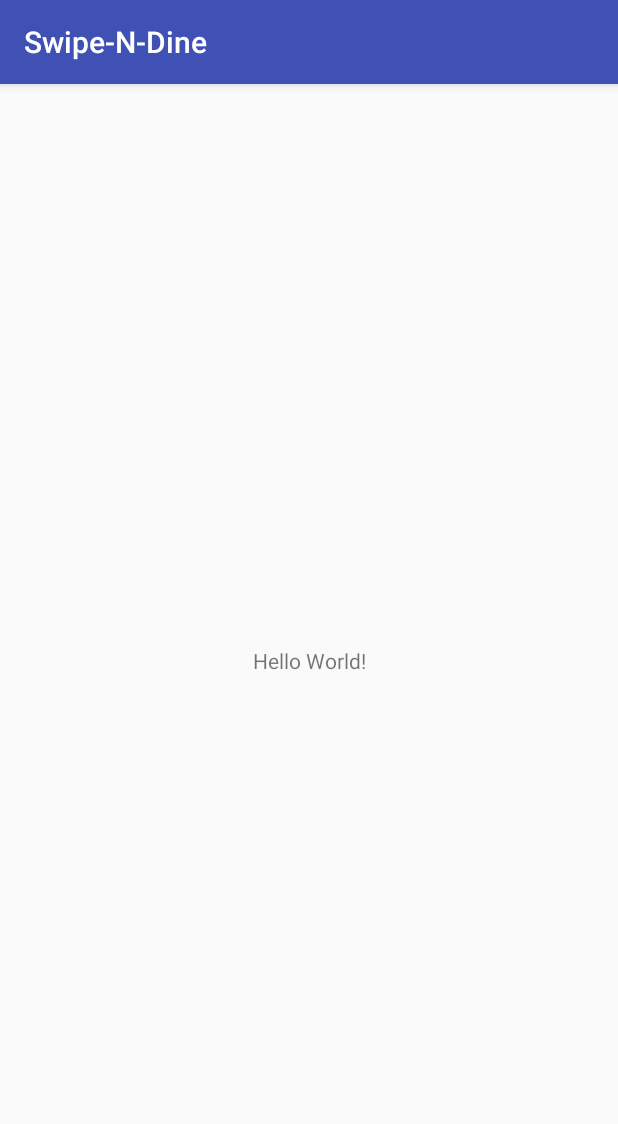
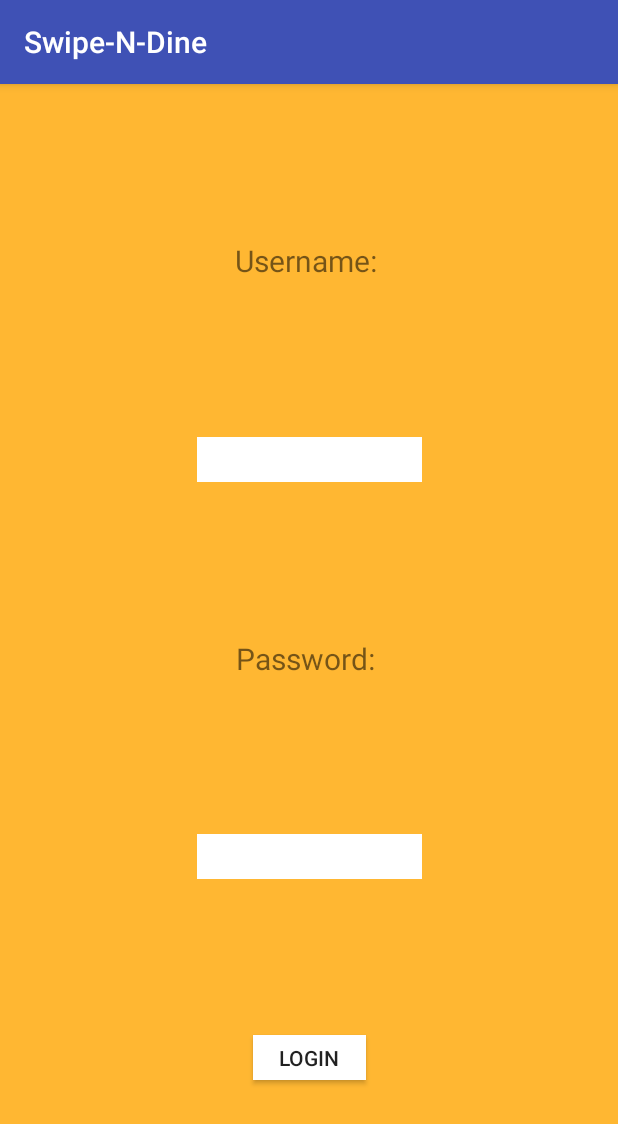
Before and after one commit to jjohansen123/Swipe-N-Dine, an Android app: the screen it shows after launch (MainActivity), on a phone screen of 412 x 824 dp. Shown: the top 1124 px of the screen. Run offline under Robolectric (Android 15) with nearby library versions, the phone set to English and light mode, and no system bars.

Commit message:
Prototype Login Page

```diff
--- a/app/build.gradle
+++ b/app/build.gradle
@@ -2,7 +2,6 @@ apply plugin: 'com.android.application'
 
 android {
     compileSdkVersion 25
-    buildToolsVersion "25.0.3"
     defaultConfig {
         applicationId "com.example.cst438_hungry_hungry_programmers.swipe_n_dine"
         minSdkVersion 15
@@ -17,6 +16,7 @@ android {
             proguardFiles getDefaultProguardFile('proguard-android.txt'), 'proguard-rules.pro'
         }
     }
+    buildToolsVersion '26.0.2'
 }
 
 dependencies {
--- a/app/src/main/java/com/example/cst438_hungry_hungry_programmers/swipe_n_dine/MainActivity.java
+++ b/app/src/main/java/com/example/cst438_hungry_hungry_programmers/swipe_n_dine/MainActivity.java
@@ -2,12 +2,22 @@ package com.example.cst438_hungry_hungry_programmers.swipe_n_dine;
 
 import android.support.v7.app.AppCompatActivity;
 import android.os.Bundle;
+import android.widget.Button;
+import android.widget.EditText;
 
 public class MainActivity extends AppCompatActivity {
+
+    EditText usernameInput;
+    EditText passwordInput;
+    Button submitLogin;
 
     @Override
     protected void onCreate(Bundle savedInstanceState) {
         super.onCreate(savedInstanceState);
         setContentView(R.layout.activity_main);
+
+        usernameInput = (EditText) findViewById(R.id.usernameInput);
+        passwordInput = (EditText) findViewById(R.id.passwordInput);
+        submitLogin = (Button) findViewById(R.id.loginSubmit);
     }
 }
--- a/app/src/main/res/layout/activity_main.xml
+++ b/app/src/main/res/layout/activity_main.xml
@@ -4,15 +4,60 @@
     xmlns:tools="http://schemas.android.com/tools"
     android:layout_width="match_parent"
     android:layout_height="match_parent"
+    android:background="@color/primaryBackground"
     tools:context="com.example.cst438_hungry_hungry_programmers.swipe_n_dine.MainActivity">
 
     <TextView
+        android:id="@+id/usernameText"
         android:layout_width="wrap_content"
         android:layout_height="wrap_content"
-        android:text="Hello World!"
-        app:layout_constraintBottom_toBottomOf="parent"
+        android:text="Username: "
+        android:textSize="20dp"
+        app:layout_constraintBottom_toTopOf="@id/usernameInput"
         app:layout_constraintLeft_toLeftOf="parent"
         app:layout_constraintRight_toRightOf="parent"
         app:layout_constraintTop_toTopOf="parent" />
 
+    <EditText
+        android:id="@+id/usernameInput"
+        android:layout_width="150dp"
+        android:layout_height="30dp"
+        android:background="@color/white"
+        app:layout_constraintBottom_toTopOf="@id/passwordText"
+        app:layout_constraintLeft_toLeftOf="parent"
+        app:layout_constraintRight_toRightOf="parent"
+        app:layout_constraintTop_toBottomOf="@id/usernameText"/>
+
+    <TextView
+        android:id="@+id/passwordText"
+        android:layout_width="wrap_content"
+        android:layout_height="wrap_content"
+        android:text="Password: "
+        android:textSize="20dp"
+        app:layout_constraintBottom_toTopOf="@id/passwordInput"
+        app:layout_constraintLeft_toLeftOf="parent"
+        app:layout_constraintRight_toRightOf="parent"
+        app:layout_constraintTop_toBottomOf="@id/usernameInput" />
+
+    <EditText
+        android:id="@+id/passwordInput"
+        android:layout_width="150dp"
+        android:layout_height="30dp"
+        android:background="@color/white"
+        app:layout_constraintBottom_toTopOf="@id/loginSubmit"
+        app:layout_constraintLeft_toLeftOf="parent"
+        app:layout_constraintRight_toRightOf="parent"
+        app:layout_constraintTop_toBottomOf="@id/passwordText"/>
+
+    <Button
+        android:id="@+id/loginSubmit"
+        android:layout_width="75dp"
+        android:layout_height="30dp"
+        android:text="Login"
+        android:background="@color/white"
+        app:layout_constraintBottom_toBottomOf="parent"
+        app:layout_constraintLeft_toLeftOf="parent"
+        app:layout_constraintRight_toRightOf="parent"
+        app:layout_constraintTop_toBottomOf="@id/passwordInput"/>
+
 </android.support.constraint.ConstraintLayout>
--- a/app/src/main/res/values/colors.xml
+++ b/app/src/main/res/values/colors.xml
@@ -3,4 +3,8 @@
     <color name="colorPrimary">#3F51B5</color>
     <color name="colorPrimaryDark">#303F9F</color>
     <color name="colorAccent">#FF4081</color>
+    <color name="white">#FFFFFF</color>
+    <color name="black">#000000</color>
+    <color name ="primaryBackground">#FFB732</color>
+    <color name ="darkBackground">#FFA500</color>
 </resources>
--- a/build.gradle
+++ b/build.gradle
@@ -3,9 +3,13 @@
 buildscript {
     repositories {
         jcenter()
+        maven {
+            url 'https://maven.google.com/'
+            name 'Google'
+        }
     }
     dependencies {
-        classpath 'com.android.tools.build:gradle:2.3.3'
+        classpath 'com.android.tools.build:gradle:3.0.0'
 
         // NOTE: Do not place your application dependencies here; they belong
         // in the individual module build.gradle files
@@ -15,6 +19,10 @@ buildscript {
 allprojects {
     repositories {
         jcenter()
+        maven {
+            url 'https://maven.google.com/'
+            name 'Google'
+        }
     }
 }
 
```
Also changed, not shown: gradle/wrapper/gradle-wrapper.properties.
